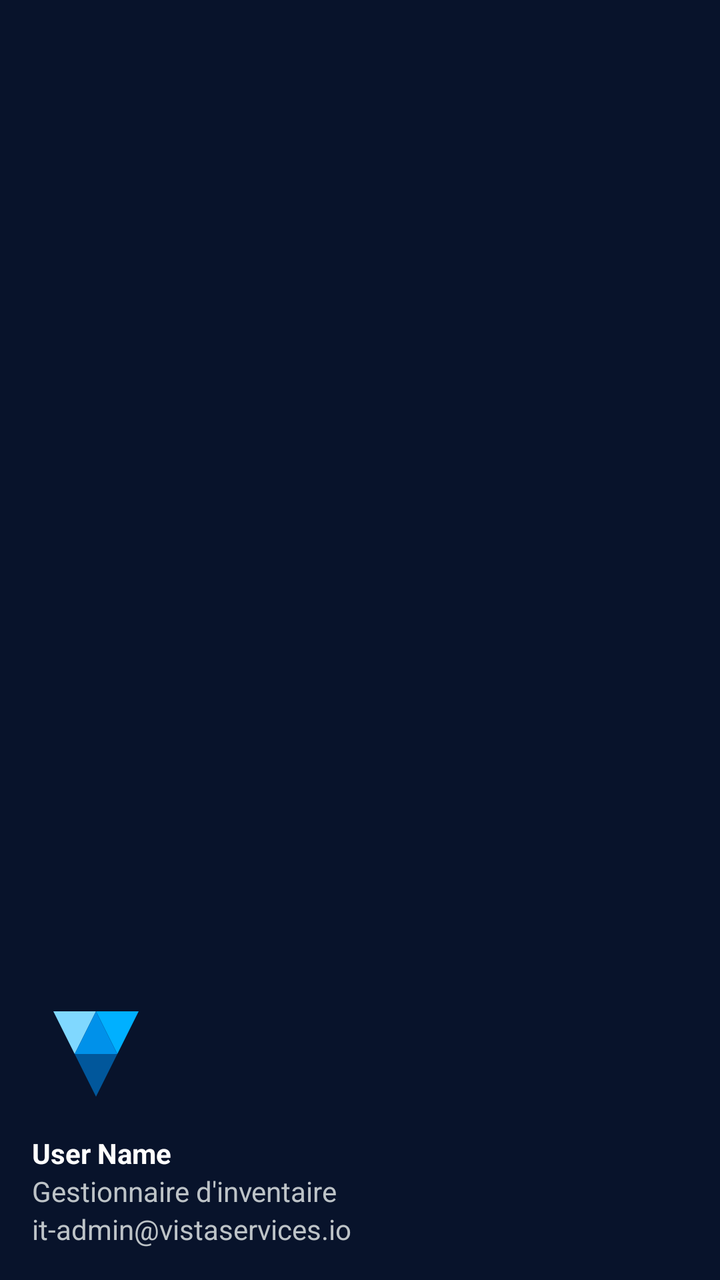
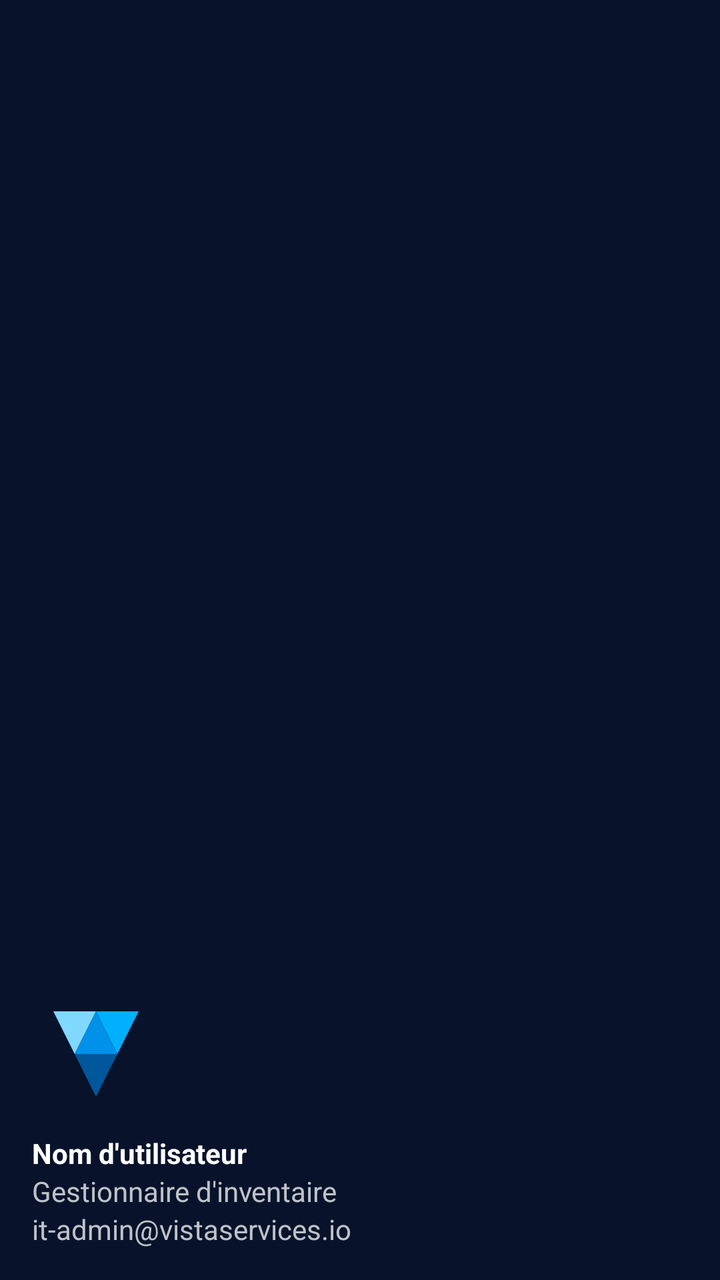

Two renders of the same Android screen: before a commit and after it. Below are the layout's source before the change and the commit's diff.
<!-- AndroidManifest.xml: application theme Theme.StockIT -->
<!-- res/layout/nav_header.xml -->
<?xml version="1.0" encoding="utf-8"?>
<LinearLayout xmlns:android="http://schemas.android.com/apk/res/android"
    android:layout_width="match_parent"
    android:layout_height="176dp"
    android:background="#08132B"
    android:gravity="bottom"
    android:orientation="vertical"
    android:padding="16dp"
    android:theme="@style/ThemeOverlay.AppCompat.Dark">

    <ImageView
        android:layout_width="64dp"
        android:layout_height="64dp"
        android:src="@drawable/logo_vistaprint"
        android:contentDescription="Logo" />

    <TextView
        android:id="@+id/nav_user_name"
        android:layout_width="match_parent"
        android:layout_height="wrap_content"
        android:paddingTop="8dp"
        android:text="User Name"
        android:textAppearance="@style/TextAppearance.AppCompat.Body1"
        android:textStyle="bold"
        android:textColor="#FFFFFF" />

    <TextView
        android:id="@+id/userRole"
        android:layout_width="match_parent"
        android:layout_height="wrap_content"
        android:text="@string/nav_inventory_manager"
        android:textColor="#BDC3C7" />

    <TextView
        android:id="@+id/userEmail"
        android:layout_width="wrap_content"
        android:layout_height="wrap_content"
        android:text="@string/default_email"
        android:textColor="#BDC3C7" />

</LinearLayout>
<!-- resources referenced by this layout -->
<resources>
  <!-- drawable logo_vistaprint (drawable) -->
  <?xml version="1.0" encoding="utf-8"?>
  <vector xmlns:android="http://schemas.android.com/apk/res/android"
      android:width="200dp"
      android:height="200dp"
      android:viewportWidth="108"
      android:viewportHeight="108">
  
      
      <path
          android:fillColor="#80D8FF"
          android:pathData="M18,18 L54,18 L36,54 Z" />
  
      
      <path
          android:fillColor="#00B0FF"
          android:pathData="M54,18 L90,18 L72,54 Z" />
  
      
      <path
          android:fillColor="#0091EA"
          android:pathData="M36,54 L72,54 L54,18 Z" />
  
      
      <path
          android:fillColor="#01579B"
          android:pathData="M36,54 L72,54 L54,90 Z" />
  
  </vector>
  <string name="default_email">it-admin@vistaservices.io</string>
  <string name="nav_inventory_manager">Gestionnaire d\'inventaire</string>
  <style name="Theme.StockIT" parent="Theme.MaterialComponents.Light.NoActionBar">
          
          <item name="colorPrimary">@color/vista_blue</item>
          <item name="colorPrimaryDark">@color/vista_navy</item>
          <item name="colorAccent">@color/vista_turquoise</item>
          <item name="colorSecondary">@color/vista_turquoise</item>
          <item name="colorControlHighlight">#220F53FA</item>
  
          
          <item name="android:windowBackground">@color/vista_bg</item>
          <item name="android:colorBackground">@color/vista_bg</item>
          <item name="colorSurface">@color/vista_surface</item>
  
          
          <item name="android:textColor">@color/vista_navy</item>
          <item name="android:textColorPrimary">@color/vista_navy</item>
          <item name="android:textColorSecondary">@color/vista_navy_muted</item>
          <item name="android:textColorHint">@color/vista_navy_faint</item>
  
          
          <item name="android:statusBarColor">@color/vista_blue</item>
  
          
          <item name="android:colorControlActivated">@color/vista_blue</item>
      </style>
  <color name="vista_blue">#0F53FA</color>
  <color name="vista_navy">#0B1F44</color>
  <color name="vista_turquoise">#1DE9B6</color>
  <color name="vista_bg">#F5F7FB</color>
  <color name="vista_surface">#FFFFFF</color>
  <color name="vista_navy_muted">#4A5A78</color>
  <color name="vista_navy_faint">#8A96AC</color>
</resources>

<!-- the commit's change to res/layout/nav_header.xml (unified diff, before → after) -->
@@ -12,14 +12,14 @@
         android:layout_width="64dp"
         android:layout_height="64dp"
         android:src="@drawable/logo_vistaprint"
-        android:contentDescription="Logo" />
+        android:contentDescription="@string/common_cd_logo" />
 
     <TextView
         android:id="@+id/nav_user_name"
         android:layout_width="match_parent"
         android:layout_height="wrap_content"
         android:paddingTop="8dp"
-        android:text="User Name"
+        android:text="@string/username_hint"
         android:textAppearance="@style/TextAppearance.AppCompat.Body1"
         android:textStyle="bold"
         android:textColor="#FFFFFF" />
<!-- resource entries referenced after the edit -->
@@ -29,8 +29,10 @@
           android:pathData="M36,54 L72,54 L54,90 Z" />
   
   </vector>
+  <string name="common_cd_logo">Logo</string>
   <string name="default_email">it-admin@vistaservices.io</string>
   <string name="nav_inventory_manager">Gestionnaire d\'inventaire</string>
+  <string name="username_hint">Nom d\'utilisateur</string>
   <style name="Theme.StockIT" parent="Theme.MaterialComponents.Light.NoActionBar">
           
           <item name="colorPrimary">@color/vista_blue</item>
